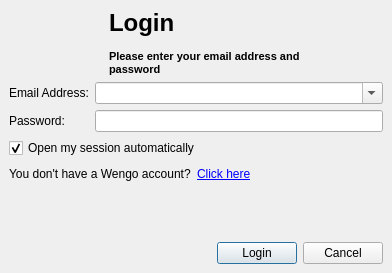
Old version of the form wengophone/src/presentation/qt/login/LoginWindow.ui in the repository tkrotoff/WengoPhone.
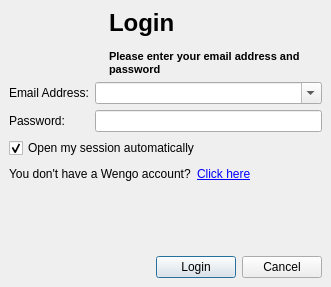
New version of the form.

Commit message: HttpProxyLoginWindow.ui now as logo like LoginWindow.ui

```diff
--- a/wengophone/src/presentation/qt/login/LoginWindow.ui
+++ b/wengophone/src/presentation/qt/login/LoginWindow.ui
@@ -8,8 +8,8 @@
    <rect>
     <x>0</x>
     <y>0</y>
-    <width>392</width>
-    <height>273</height>
+    <width>331</width>
+    <height>287</height>
    </rect>
   </property>
   <property name="windowTitle" >
@@ -384,8 +384,7 @@
       </font>
      </property>
      <property name="text" >
-      <string>&lt;span style="font-size:18pt;">Login&lt;/span>&lt;br />&lt;br />&lt;span>Please enter your email address and&lt;br>password&lt;/span>
-</string>
+      <string>&lt;span style="font-size:18pt;">Login&lt;/span>&lt;br>&lt;br>&lt;span>Please enter your email address and&lt;br>password&lt;/span></string>
      </property>
      <property name="indent" >
       <number>100</number>
```
The commit also changes 2 other files.
